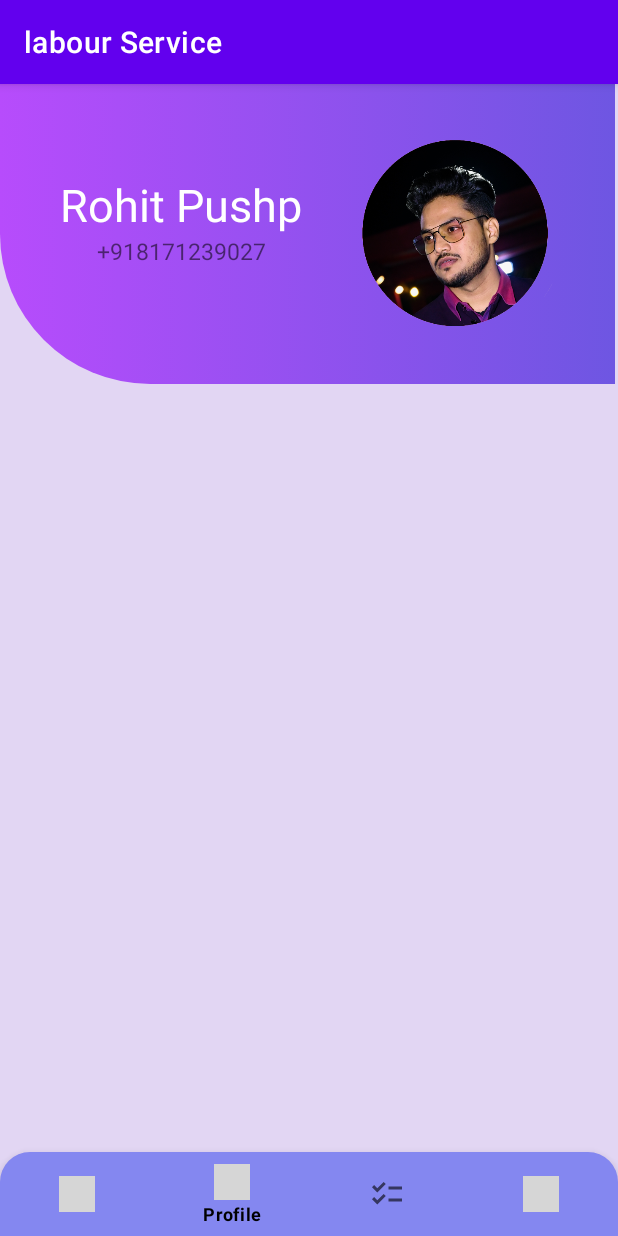
After one commit to Rohit0030/labour-Service, an Android app: the ProfileActivity2 screen opened directly, with no data from a screen before it, on a phone screen of 412 x 824 dp. The commit adds this screen. Run offline under Robolectric (Android 15) with nearby library versions, the phone set to English and light mode, and no system bars; grey boxes are pictures that could not be loaded.

Commit message:
under Process.....

```diff
--- a/app/src/main/AndroidManifest.xml
+++ b/app/src/main/AndroidManifest.xml
@@ -12,6 +12,13 @@
         android:supportsRtl="true"
         android:theme="@style/Theme.LabourService"
         tools:targetApi="31">
+        <activity
+            android:name=".ProfileActivity2"
+            android:exported="false">
+            <meta-data
+                android:name="android.app.lib_name"
+                android:value="" />
+        </activity>
         <activity
             android:name=".SliderIten"
             android:exported="false">
--- a/app/src/main/java/com/example/labourservice/MainActivity.java
+++ b/app/src/main/java/com/example/labourservice/MainActivity.java
@@ -10,15 +10,19 @@ import androidx.viewpager2.widget.CompositePageTransformer;
 import androidx.viewpager2.widget.MarginPageTransformer;
 import androidx.viewpager2.widget.ViewPager2;
 
+import android.content.Intent;
 import android.os.Bundle;
 import android.os.Handler;
+import android.provider.ContactsContract;
+import android.view.MenuItem;
 import android.view.View;
 import android.view.Window;
 import android.view.WindowManager;
 import android.widget.Button;
 import android.widget.Toast;
 
-import com.example.labourservice.databinding.ActivityMainBinding;
+import com.google.android.material.bottomnavigation.BottomNavigationView;
+import com.google.android.material.navigation.NavigationBarView;
 
 import java.util.ArrayList;
 import java.util.List;
@@ -27,7 +31,7 @@ public class MainActivity extends AppCompatActivity {
 
     Button Log_out;
     ViewPager2 viewPager2;
-
+    BottomNavigationView bottomNavigationView;
     @Override
     public void onBackPressed() {
         //super.onBackPressed();
@@ -43,7 +47,30 @@ public class MainActivity extends AppCompatActivity {
         setContentView(R.layout.activity_main);
 
         viewPager2 =findViewById(R.id.viewPager);
+        bottomNavigationView=findViewById(R.id.bottomNavigationView);
+        bottomNavigationView.setSelectedItemId(R.id.home);
 
+        bottomNavigationView.setOnItemSelectedListener(new NavigationBarView.OnItemSelectedListener() {
+            @Override
+            public boolean onNavigationItemSelected(@NonNull MenuItem item) {
+
+                switch (item.getItemId())
+                {
+                    case R.id.profile:
+                        startActivity(new Intent(getApplicationContext(),ProfileActivity2.class));
+                        overridePendingTransition(0,0);
+                        return true;
+
+                    case R.id.home:
+                        return true;
+
+
+
+                }
+
+                return false;
+            }
+        });
         List<SlideIten> slideItem=new ArrayList<>();
 
         slideItem.add(new SlideIten(R.drawable.slider1));
--- /dev/null
+++ b/app/src/main/java/com/example/labourservice/ProfileActivity2.java
@@ -0,0 +1,43 @@
+package com.example.labourservice;
+
+import androidx.annotation.NonNull;
+import androidx.appcompat.app.AppCompatActivity;
+
+import android.content.Intent;
+import android.os.Bundle;
+import android.view.MenuItem;
+
+import com.google.android.material.bottomnavigation.BottomNavigationView;
+import com.google.android.material.navigation.NavigationBarView;
+
+public class ProfileActivity2 extends AppCompatActivity {
+
+    BottomNavigationView bottomNavigationView;
+    @Override
+    protected void onCreate(Bundle savedInstanceState) {
+        super.onCreate(savedInstanceState);
+        setContentView(R.layout.activity_profile2);
+        bottomNavigationView=findViewById(R.id.bottomNavigationView);
+        bottomNavigationView.setSelectedItemId(R.id.profile);
+
+        bottomNavigationView.setOnItemSelectedListener(new NavigationBarView.OnItemSelectedListener() {
+            @Override
+            public boolean onNavigationItemSelected(@NonNull MenuItem item) {
+
+                switch (item.getItemId())
+                {
+                    case R.id.profile:
+
+                        return true;
+
+                    case R.id.home:
+                        startActivity(new Intent(getApplicationContext(),MainActivity.class));
+                        overridePendingTransition(0,0);
+                        return true;
+
+                }
+                return false;
+            }
+        });
+    }
+}
--- /dev/null
+++ b/app/src/main/res/drawable/ic_baseline_checklist_24.xml
@@ -0,0 +1,5 @@
+<vector android:height="24dp" android:tint="#000000"
+    android:viewportHeight="24" android:viewportWidth="24"
+    android:width="24dp" xmlns:android="http://schemas.android.com/apk/res/android">
+    <path android:fillColor="@android:color/white" android:pathData="M22,7h-9v2h9V7zM22,15h-9v2h9V15zM5.54,11L2,7.46l1.41,-1.41l2.12,2.12l4.24,-4.24l1.41,1.41L5.54,11zM5.54,19L2,15.46l1.41,-1.41l2.12,2.12l4.24,-4.24l1.41,1.41L5.54,19z"/>
+</vector>
--- /dev/null
+++ b/app/src/main/res/drawable/profile_background.xml
@@ -0,0 +1,11 @@
+<?xml version="1.0" encoding="utf-8"?>
+<selector xmlns:android="http://schemas.android.com/apk/res/android">
+
+    <item>
+        <shape android:shape="rectangle">
+            <gradient android:startColor="#B74CFC" android:endColor="#6E56E2" android:angle="0"/>
+            <corners android:bottomLeftRadius="100dp"
+                />
+        </shape>
+    </item>
+</selector>
--- /dev/null
+++ b/app/src/main/res/layout/activity_profile2.xml
@@ -0,0 +1,79 @@
+<?xml version="1.0" encoding="utf-8"?>
+<androidx.constraintlayout.widget.ConstraintLayout xmlns:android="http://schemas.android.com/apk/res/android"
+    xmlns:app="http://schemas.android.com/apk/res-auto"
+    xmlns:tools="http://schemas.android.com/tools"
+    android:layout_width="match_parent"
+    android:layout_height="match_parent"
+    android:background="#E2D6F3"
+    tools:context=".ProfileActivity2" >
+
+    <ImageView
+        android:id="@+id/imageView"
+        android:layout_width="410dp"
+        android:layout_height="200dp"
+        app:layout_constraintEnd_toEndOf="parent"
+        app:layout_constraintHorizontal_bias="0.0"
+        app:layout_constraintStart_toStartOf="parent"
+        app:layout_constraintTop_toTopOf="parent"
+        app:srcCompat="@drawable/profile_background"
+        tools:ignore="MissingConstraints" />
+
+    <TextView
+        android:id="@+id/textView3"
+        android:layout_width="wrap_content"
+        android:layout_height="wrap_content"
+        android:layout_marginTop="60dp"
+        android:layout_marginLeft="40dp"
+        android:textSize="30sp"
+        android:text="Rohit Pushp"
+        android:textColor="@color/white"
+        app:layout_constraintStart_toStartOf="@+id/imageView"
+        app:layout_constraintTop_toTopOf="parent" />
+
+    <FrameLayout
+        android:id="@+id/frame_layout"
+        android:layout_width="0dp"
+        android:layout_height="0dp"
+        app:layout_constraintBottom_toTopOf="@+id/bottomNavigationView"
+        app:layout_constraintEnd_toEndOf="parent"
+        app:layout_constraintStart_toStartOf="parent"
+        >
+
+    </FrameLayout>
+
+    <com.google.android.material.bottomnavigation.BottomNavigationView
+        android:id="@+id/bottomNavigationView"
+        android:layout_width="wrap_content"
+        android:layout_height="wrap_content"
+        android:background="@drawable/nav_background_color"
+        app:itemTextColor="@color/black"
+        app:layout_constraintBottom_toBottomOf="parent"
+        app:layout_constraintEnd_toEndOf="parent"
+        app:layout_constraintStart_toStartOf="parent"
+        app:menu="@menu/bottom_nav_menu">
+
+    </com.google.android.material.bottomnavigation.BottomNavigationView>
+
+    <ImageView
+        android:id="@+id/imageView2"
+        android:layout_width="134dp"
+        android:layout_height="147dp"
+        android:layout_marginLeft="20dp"
+        android:layout_marginRight="25dp"
+        android:layout_marginTop="25dp"
+        app:layout_constraintEnd_toEndOf="parent"
+        app:layout_constraintStart_toEndOf="@+id/textView3"
+        app:layout_constraintTop_toTopOf="@+id/imageView"
+        app:srcCompat="@drawable/profile" />
+
+    <TextView
+        android:id="@+id/textView2"
+        android:layout_width="wrap_content"
+        android:layout_height="wrap_content"
+        android:text="+918171239027"
+        android:textSize="15sp"
+        app:layout_constraintEnd_toEndOf="@+id/textView3"
+        app:layout_constraintStart_toStartOf="@+id/textView3"
+        app:layout_constraintTop_toBottomOf="@+id/textView3" />
+
+</androidx.constraintlayout.widget.ConstraintLayout>
--- a/app/src/main/res/menu/bottom_nav_menu.xml
+++ b/app/src/main/res/menu/bottom_nav_menu.xml
@@ -6,13 +6,20 @@
         android:title="Home"
         android:icon="@drawable/ic_baseline_home_24" />
 
+
     <item
         android:id="@+id/profile"
         android:title="Profile"
         android:icon="@drawable/ic_baseline_person_24"/>
     <item
+        android:id="@+id/list"
+        android:title="List"
+       android:icon="@drawable/ic_baseline_checklist_24" />
+
+    <item
         android:id="@+id/settings"
         android:title="Settings"
         android:icon="@drawable/ic_baseline_settings_24"/>
 
+
 </menu>
```
Also changed, not shown: app/src/main/res/drawable-hdpi/profile.png.
